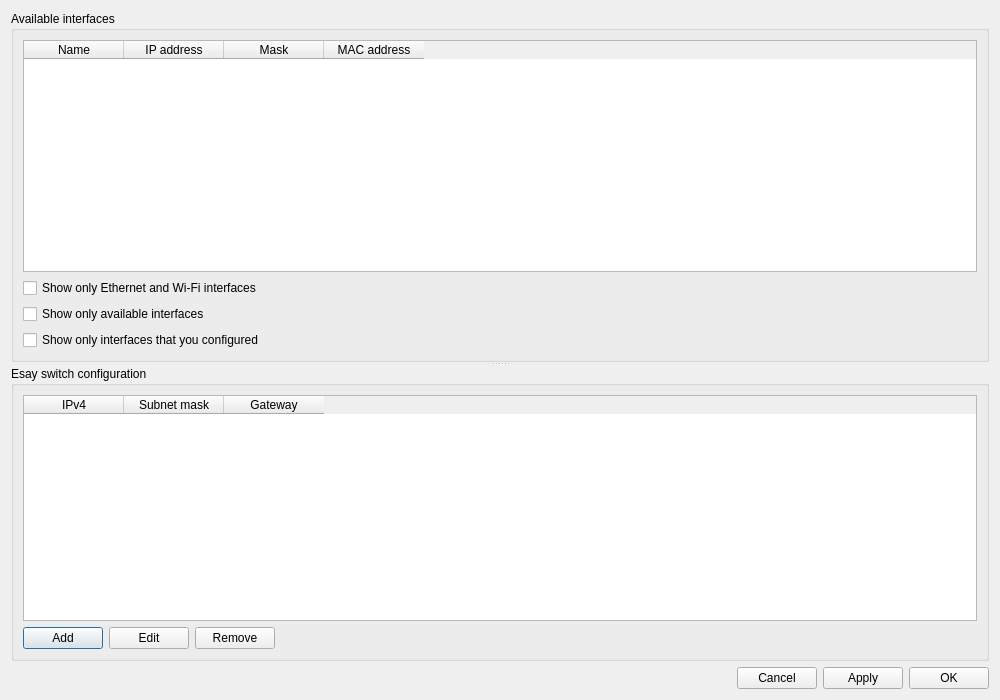
This is UI/DlgConfig.ui in Folco68/Folco as Qt 5 draws it before an edit. The edited form follows.
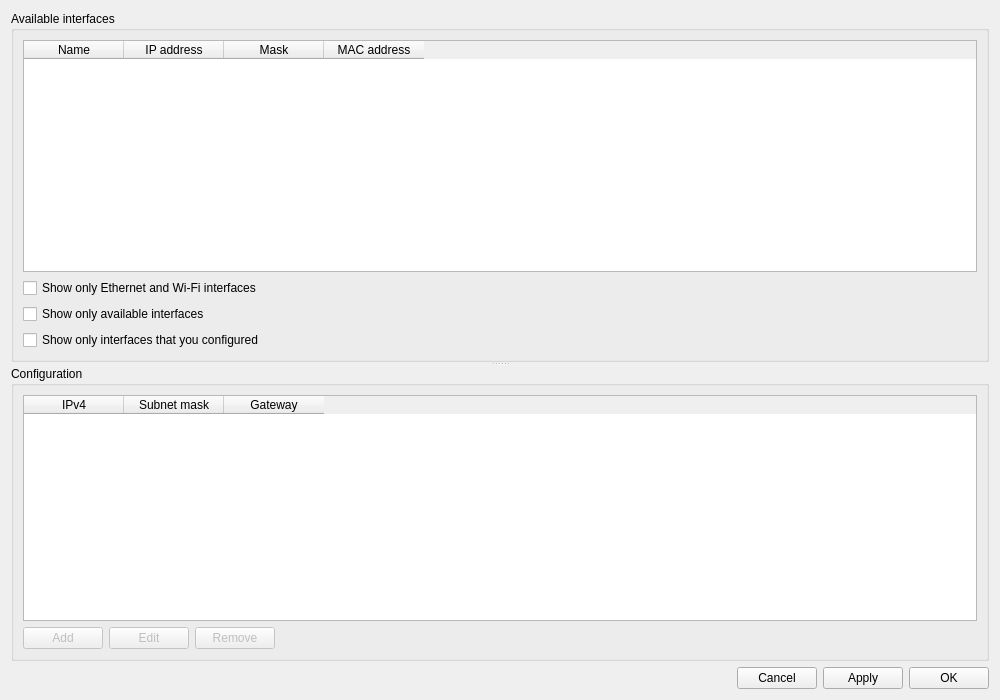
This is the edited form.

Commit message: - Started to implement the Configuration edition dialog - Removed QVector, which is now an alias of QList - Added the handling of the Add/Edit/Remove Configuration buttons when the selection change in the Interface table

```diff
--- a/UI/DlgConfig.ui
+++ b/UI/DlgConfig.ui
@@ -82,7 +82,7 @@
      </widget>
      <widget class="QGroupBox" name="GroupEsasiSwitch">
       <property name="title">
-       <string>Esay switch configuration</string>
+       <string>Configuration</string>
       </property>
       <layout class="QVBoxLayout" name="verticalLayout_2">
        <item>
@@ -108,6 +108,9 @@
         <layout class="QHBoxLayout" name="HLayoutEasySwitch">
          <item>
           <widget class="QPushButton" name="ButtonAdd">
+           <property name="enabled">
+            <bool>false</bool>
+           </property>
            <property name="text">
             <string>Add</string>
            </property>
@@ -115,6 +118,9 @@
          </item>
          <item>
           <widget class="QPushButton" name="ButtonEdit">
+           <property name="enabled">
+            <bool>false</bool>
+           </property>
            <property name="text">
             <string>Edit</string>
            </property>
@@ -122,6 +128,9 @@
          </item>
          <item>
           <widget class="QPushButton" name="ButtonRemove">
+           <property name="enabled">
+            <bool>false</bool>
+           </property>
            <property name="text">
             <string>Remove</string>
            </property>
```
Left out of the diff: 10 changed lines with no effect on the pictures. The commit also changes 10 other files.
